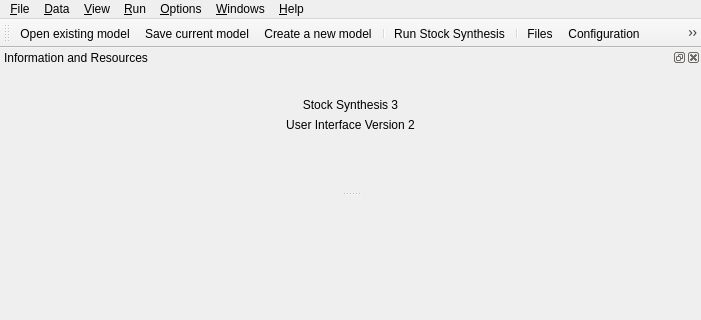
Before: the Qt Designer form src/mainwindow.ui in nmfs-ost/ss3-ssi, drawn with Qt 5; both pictures show x 0 to 701 and y 0 to 320 of the 701 by 601 pixel window.
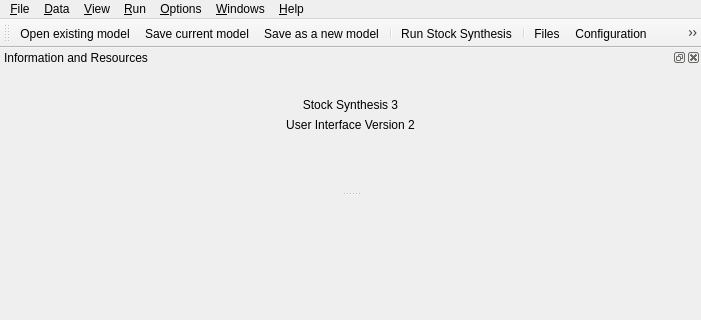
After: the same form once the commit is applied. Icons and pictures are not drawn.

```diff
--- a/src/mainwindow.ui
+++ b/src/mainwindow.ui
@@ -191,7 +191,7 @@
    </attribute>
    <addaction name="action_Open"/>
    <addaction name="action_Save_data"/>
-   <addaction name="action_New"/>
+   <addaction name="action_Save_As"/>
    <addaction name="separator"/>
    <addaction name="action_Run_Stock_Synthesis"/>
    <addaction name="separator"/>
```
Left out of the diff: 13 changed lines with no effect on the pictures.
